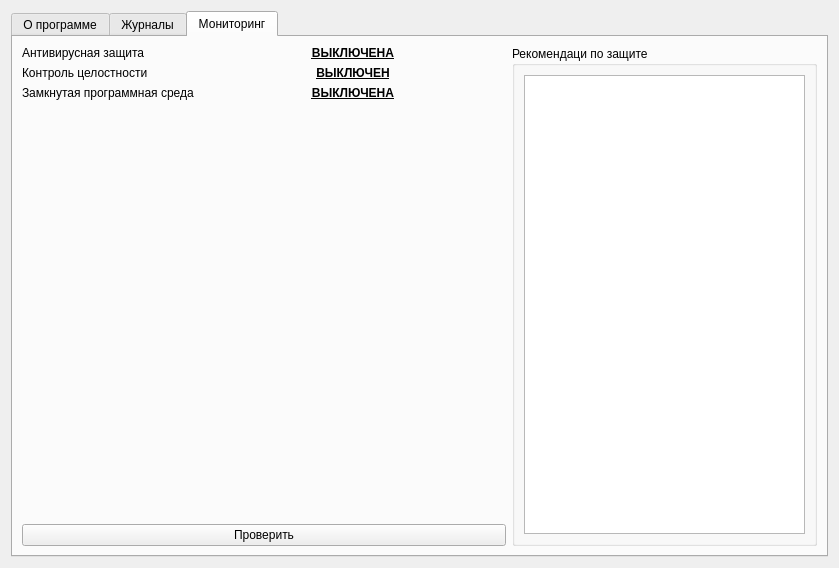
Old version of the form main_form.ui in the repository ZzaizZ/ALAW.
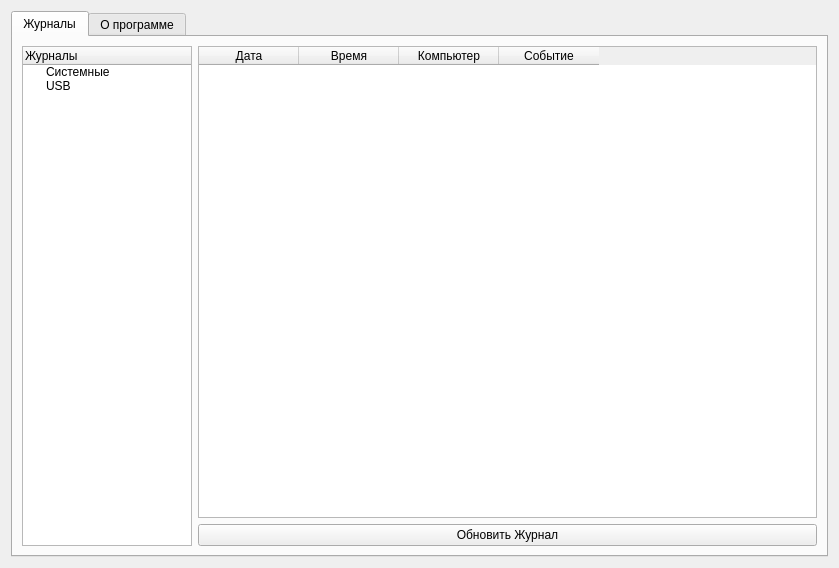
New version of the form. The open tabs and pages were chosen to show the change.

```diff
--- a/main_form.ui
+++ b/main_form.ui
@@ -17,39 +17,8 @@
    <item row="0" column="0">
     <widget class="QTabWidget" name="mainTab">
      <property name="currentIndex">
-      <number>1</number>
+      <number>0</number>
      </property>
-     <widget class="QWidget" name="tab">
-      <attribute name="title">
-       <string>О программе</string>
-      </attribute>
-      <layout class="QGridLayout" name="gridLayout">
-       <item row="0" column="0">
-        <widget class="QTextBrowser" name="textBrowser">
-         <property name="html">
-          <string>&lt;!DOCTYPE HTML PUBLIC &quot;-//W3C//DTD HTML 4.0//EN&quot; &quot;http://www.w3.org/TR/REC-html40/strict.dtd&quot;&gt;
-&lt;html&gt;&lt;head&gt;&lt;meta name=&quot;qrichtext&quot; content=&quot;1&quot; /&gt;&lt;style type=&quot;text/css&quot;&gt;
-p, li { white-space: pre-wrap; }
-&lt;/style&gt;&lt;/head&gt;&lt;body style=&quot; font-family:'Noto Sans'; font-size:10pt; font-weight:400; font-style:normal;&quot;&gt;
-&lt;p style=&quot; margin-top:0px; margin-bottom:0px; margin-left:0px; margin-right:0px; -qt-block-indent:0; text-indent:0px;&quot;&gt;Эта программа написана с целью облегчить работу системному администратору в системе Astra Linux.&lt;/p&gt;
-&lt;p style=&quot; margin-top:0px; margin-bottom:0px; margin-left:0px; margin-right:0px; -qt-block-indent:0; text-indent:0px;&quot;&gt;Программа тестировалась для релиза &amp;quot;Astra Linux 1.5 Смоленск&amp;quot;&lt;/p&gt;
-&lt;p style=&quot;-qt-paragraph-type:empty; margin-top:0px; margin-bottom:0px; margin-left:0px; margin-right:0px; -qt-block-indent:0; text-indent:0px;&quot;&gt;&lt;br /&gt;&lt;/p&gt;
-&lt;p style=&quot; margin-top:0px; margin-bottom:0px; margin-left:0px; margin-right:0px; -qt-block-indent:0; text-indent:0px;&quot;&gt;Первая вкладка - журналы. &lt;/p&gt;
-&lt;p style=&quot; margin-top:0px; margin-bottom:0px; margin-left:0px; margin-right:0px; -qt-block-indent:0; text-indent:0px;&quot;&gt;На этой вкладке присутствует 3 вида журналов:&lt;/p&gt;
-&lt;p style=&quot; margin-top:0px; margin-bottom:0px; margin-left:0px; margin-right:0px; -qt-block-indent:0; text-indent:0px;&quot;&gt;1.  Системные - основные журналы, которые содержатся в любой Linux-системе. Выведены сюда для удобного просмотра важных логов&lt;/p&gt;
-&lt;p style=&quot; margin-top:0px; margin-bottom:0px; margin-left:0px; margin-right:0px; -qt-block-indent:0; text-indent:0px;&quot;&gt;2. Astra Linux - журналы, которые идут в Astra Linux. Касаются ALD и контроля пользователей. Лежат в папке /var/log/ald/*&lt;/p&gt;
-&lt;p style=&quot; margin-top:0px; margin-bottom:0px; margin-left:0px; margin-right:0px; -qt-block-indent:0; text-indent:0px;&quot;&gt;3. Другие - Журналы, которые не относятся ни к ALD ни к системным, но так же могут быть полезными (их может не быть вообще)&lt;/p&gt;
-&lt;p style=&quot;-qt-paragraph-type:empty; margin-top:0px; margin-bottom:0px; margin-left:0px; margin-right:0px; -qt-block-indent:0; text-indent:0px;&quot;&gt;&lt;br /&gt;&lt;/p&gt;
-&lt;p style=&quot; margin-top:0px; margin-bottom:0px; margin-left:0px; margin-right:0px; -qt-block-indent:0; text-indent:0px;&quot;&gt;Вторая вкладка -  мониторинг.&lt;/p&gt;
-&lt;p style=&quot; margin-top:0px; margin-bottom:0px; margin-left:0px; margin-right:0px; -qt-block-indent:0; text-indent:0px;&quot;&gt;Показывает общее состояние защищённости системы. Так же тут выводятся рекомендации по улучшению защищённости. В качестве критериев выступают факторы:&lt;/p&gt;
-&lt;p style=&quot; margin-top:0px; margin-bottom:0px; margin-left:0px; margin-right:0px; -qt-block-indent:0; text-indent:0px;&quot;&gt;1. Наличие антивирусного ПО (Доктор Веб или Касперский)&lt;/p&gt;
-&lt;p style=&quot; margin-top:0px; margin-bottom:0px; margin-left:0px; margin-right:0px; -qt-block-indent:0; text-indent:0px;&quot;&gt;2. Наличие контроля целостности файлов. Если настроен контроль целостности, выводится дата последней синхронизации.&amp;lt;&lt;/p&gt;
-&lt;p style=&quot; margin-top:0px; margin-bottom:0px; margin-left:0px; margin-right:0px; -qt-block-indent:0; text-indent:0px;&quot;&gt;3. Активность системы Защищённой Среды. Учитывается, что эта система может быть включена частично (настроена только проверка ЭЦП устанавливаемых пакетов программ).&lt;/p&gt;&lt;/body&gt;&lt;/html&gt;</string>
-         </property>
-        </widget>
-       </item>
-      </layout>
-     </widget>
      <widget class="QWidget" name="journalsTab">
       <attribute name="title">
        <string>Журналы</string>
@@ -109,166 +78,45 @@
           <property name="text">
            <string>Системные</string>
           </property>
-          <item>
-           <property name="text">
-            <string>auth.log</string>
-           </property>
-          </item>
-          <item>
-           <property name="text">
-            <string>syslog</string>
-           </property>
-          </item>
-          <item>
-           <property name="text">
-            <string>kern.log</string>
-           </property>
-          </item>
-         </item>
-         <item>
-          <property name="text">
-           <string>Astra Linux</string>
-          </property>
          </item>
          <item>
           <property name="text">
            <string>USB</string>
           </property>
          </item>
-         <item>
-          <property name="text">
-           <string>Другие</string>
-          </property>
-         </item>
         </widget>
        </item>
       </layout>
      </widget>
-     <widget class="QWidget" name="monitorTab">
+     <widget class="QWidget" name="tab">
       <attribute name="title">
-       <string>Мониторинг</string>
+       <string>О программе</string>
       </attribute>
-      <layout class="QGridLayout" name="gridLayout_5">
-       <item row="1" column="0">
-        <widget class="QLabel" name="label_2">
-         <property name="text">
-          <string>Контроль целостности</string>
-         </property>
-        </widget>
-       </item>
+      <layout class="QGridLayout" name="gridLayout">
        <item row="0" column="0">
-        <widget class="QLabel" name="label">
-         <property name="text">
-          <string>Антивирусная защита</string>
+        <widget class="QTextBrowser" name="textBrowser">
+         <property name="html">
+          <string>&lt;!DOCTYPE HTML PUBLIC &quot;-//W3C//DTD HTML 4.0//EN&quot; &quot;http://www.w3.org/TR/REC-html40/strict.dtd&quot;&gt;
+&lt;html&gt;&lt;head&gt;&lt;meta name=&quot;qrichtext&quot; content=&quot;1&quot; /&gt;&lt;style type=&quot;text/css&quot;&gt;
+p, li { white-space: pre-wrap; }
+&lt;/style&gt;&lt;/head&gt;&lt;body style=&quot; font-family:'Noto Sans'; font-size:10pt; font-weight:400; font-style:normal;&quot;&gt;
+&lt;p style=&quot; margin-top:0px; margin-bottom:0px; margin-left:0px; margin-right:0px; -qt-block-indent:0; text-indent:0px;&quot;&gt;Эта программа написана с целью облегчить работу системному администратору в системе Astra Linux.&lt;/p&gt;
+&lt;p style=&quot; margin-top:0px; margin-bottom:0px; margin-left:0px; margin-right:0px; -qt-block-indent:0; text-indent:0px;&quot;&gt;Программа тестировалась для релиза &amp;quot;Astra Linux 1.5 Смоленск&amp;quot;&lt;/p&gt;
+&lt;p style=&quot;-qt-paragraph-type:empty; margin-top:0px; margin-bottom:0px; margin-left:0px; margin-right:0px; -qt-block-indent:0; text-indent:0px;&quot;&gt;&lt;br /&gt;&lt;/p&gt;
+&lt;p style=&quot; margin-top:0px; margin-bottom:0px; margin-left:0px; margin-right:0px; -qt-block-indent:0; text-indent:0px;&quot;&gt;Первая вкладка - журналы. &lt;/p&gt;
+&lt;p style=&quot; margin-top:0px; margin-bottom:0px; margin-left:0px; margin-right:0px; -qt-block-indent:0; text-indent:0px;&quot;&gt;На этой вкладке присутствует 3 вида журналов:&lt;/p&gt;
+&lt;p style=&quot; margin-top:0px; margin-bottom:0px; margin-left:0px; margin-right:0px; -qt-block-indent:0; text-indent:0px;&quot;&gt;1.  Системные - основные журналы, которые содержатся в любой Linux-системе. Выведены сюда для удобного просмотра важных логов&lt;/p&gt;
+&lt;p style=&quot; margin-top:0px; margin-bottom:0px; margin-left:0px; margin-right:0px; -qt-block-indent:0; text-indent:0px;&quot;&gt;2. Astra Linux - журналы, которые идут в Astra Linux. Касаются ALD и контроля пользователей. Лежат в папке /var/log/ald/*&lt;/p&gt;
+&lt;p style=&quot; margin-top:0px; margin-bottom:0px; margin-left:0px; margin-right:0px; -qt-block-indent:0; text-indent:0px;&quot;&gt;3. Другие - Журналы, которые не относятся ни к ALD ни к системным, но так же могут быть полезными (их может не быть вообще)&lt;/p&gt;
+&lt;p style=&quot;-qt-paragraph-type:empty; margin-top:0px; margin-bottom:0px; margin-left:0px; margin-right:0px; -qt-block-indent:0; text-indent:0px;&quot;&gt;&lt;br /&gt;&lt;/p&gt;
+&lt;p style=&quot; margin-top:0px; margin-bottom:0px; margin-left:0px; margin-right:0px; -qt-block-indent:0; text-indent:0px;&quot;&gt;Вторая вкладка -  мониторинг.&lt;/p&gt;
+&lt;p style=&quot; margin-top:0px; margin-bottom:0px; margin-left:0px; margin-right:0px; -qt-block-indent:0; text-indent:0px;&quot;&gt;Показывает общее состояние защищённости системы. Так же тут выводятся рекомендации по улучшению защищённости. В качестве критериев выступают факторы:&lt;/p&gt;
+&lt;p style=&quot; margin-top:0px; margin-bottom:0px; margin-left:0px; margin-right:0px; -qt-block-indent:0; text-indent:0px;&quot;&gt;1. Наличие антивирусного ПО (Доктор Веб или Касперский)&lt;/p&gt;
+&lt;p style=&quot; margin-top:0px; margin-bottom:0px; margin-left:0px; margin-right:0px; -qt-block-indent:0; text-indent:0px;&quot;&gt;2. Наличие контроля целостности файлов. Если настроен контроль целостности, выводится дата последней синхронизации.&amp;lt;&lt;/p&gt;
+&lt;p style=&quot; margin-top:0px; margin-bottom:0px; margin-left:0px; margin-right:0px; -qt-block-indent:0; text-indent:0px;&quot;&gt;3. Активность системы Защищённой Среды. Учитывается, что эта система может быть включена частично (настроена только проверка ЭЦП устанавливаемых пакетов программ).&lt;/p&gt;&lt;/body&gt;&lt;/html&gt;</string>
          </property>
         </widget>
        </item>
-       <item row="0" column="2" rowspan="5">
-        <widget class="QGroupBox" name="groupBox">
-         <property name="title">
-          <string>Рекомендаци по защите</string>
-         </property>
-         <layout class="QGridLayout" name="gridLayout_4">
-          <item row="0" column="0">
-           <widget class="QTextBrowser" name="recomendText"/>
-          </item>
-         </layout>
-        </widget>
-       </item>
-       <item row="3" column="1">
-        <spacer name="horizontalSpacer">
-         <property name="orientation">
-          <enum>Qt::Horizontal</enum>
-         </property>
-         <property name="sizeHint" stdset="0">
-          <size>
-           <width>40</width>
-           <height>20</height>
-          </size>
-         </property>
-        </spacer>
-       </item>
-       <item row="2" column="0">
-        <widget class="QLabel" name="label_3">
-         <property name="text">
-          <string>Замкнутая программная среда</string>
-         </property>
-        </widget>
-       </item>
-       <item row="0" column="1">
-        <widget class="QLabel" name="avStatusLabel">
-         <property name="font">
-          <font>
-           <weight>75</weight>
-           <italic>false</italic>
-           <bold>true</bold>
-           <underline>true</underline>
-          </font>
-         </property>
-         <property name="text">
-          <string>ВЫКЛЮЧЕНА</string>
-         </property>
-         <property name="alignment">
-          <set>Qt::AlignCenter</set>
-         </property>
-        </widget>
-       </item>
-       <item row="1" column="1">
-        <widget class="QLabel" name="integControlLabel">
-         <property name="font">
-          <font>
-           <weight>75</weight>
-           <italic>false</italic>
-           <bold>true</bold>
-           <underline>true</underline>
-          </font>
-         </property>
-         <property name="text">
-          <string>ВЫКЛЮЧЕН</string>
-         </property>
-         <property name="alignment">
-          <set>Qt::AlignCenter</set>
-         </property>
-        </widget>
-       </item>
-       <item row="2" column="1">
-        <widget class="QLabel" name="clWSLabel">
-         <property name="font">
-          <font>
-           <weight>75</weight>
-           <italic>false</italic>
-           <bold>true</bold>
-           <underline>true</underline>
-          </font>
-         </property>
-         <property name="text">
-          <string>ВЫКЛЮЧЕНА</string>
-         </property>
-         <property name="alignment">
-          <set>Qt::AlignCenter</set>
-         </property>
-        </widget>
-       </item>
-       <item row="4" column="0" colspan="2">
-        <widget class="QPushButton" name="monUpdButton">
-         <property name="text">
-          <string>Проверить</string>
-         </property>
-        </widget>
-       </item>
-       <item row="3" column="0">
-        <spacer name="verticalSpacer_2">
-         <property name="orientation">
-          <enum>Qt::Vertical</enum>
-         </property>
-         <property name="sizeHint" stdset="0">
-          <size>
-           <width>20</width>
-           <height>40</height>
-          </size>
-         </property>
-        </spacer>
-       </item>
       </layout>
      </widget>
     </widget>
```
